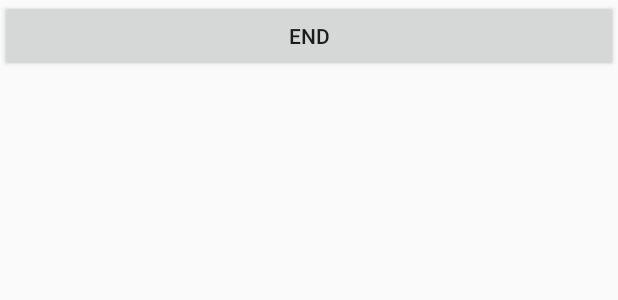
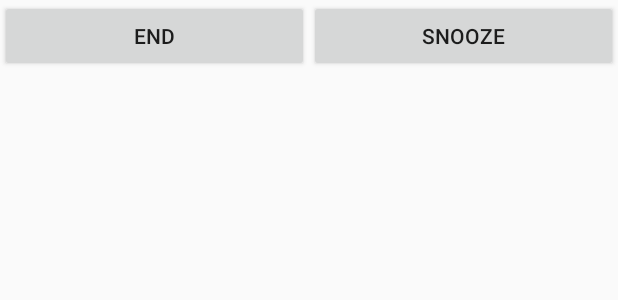
Before and after one commit to Apollina/LitUp, an Android app: the layout alarm_alert.xml on its own in the app's theme, with its tools: preview values and no code run, on a phone screen of 412 x 824 dp. Shown: the top 300 px of the screen. Run offline under Robolectric (Android 15) with nearby library versions, the phone set to English and light mode, and no system bars.

Commit message:
alarm snoozing works

```diff
--- a/app/src/main/res/layout/alarm_alert.xml
+++ b/app/src/main/res/layout/alarm_alert.xml
@@ -20,6 +20,15 @@
             android:layout_gravity="center"
             android:text="END" />
 
+        <Button
+            android:id="@+id/button_snooze"
+            android:layout_width="1dp"
+            android:layout_height="wrap_content"
+            android:layout_weight="1"
+            android:tag="clear"
+            android:layout_gravity="center"
+            android:text="SNOOZE" />
+
     </TableRow>
 
 </TableLayout>
--- a/app/src/main/res/layout/fragment_alarm_list.xml
+++ b/app/src/main/res/layout/fragment_alarm_list.xml
@@ -3,6 +3,7 @@
     android:layout_width="match_parent"
     android:layout_height="match_parent"
     xmlns:app="http://schemas.android.com/apk/res-auto"
+    android:id="@+id/alarmList"
     android:paddingBottom="@dimen/activity_vertical_margin"
     android:paddingLeft="@dimen/activity_horizontal_margin"
     android:paddingRight="@dimen/activity_horizontal_margin"
```
Also changed, not shown: app/src/main/java/com/example/apollinariia/litup/Alarm.java (+32 -0 lines), app/src/main/java/com/example/apollinariia/litup/AlarmAlertActivity.java (+30 -0 lines).
